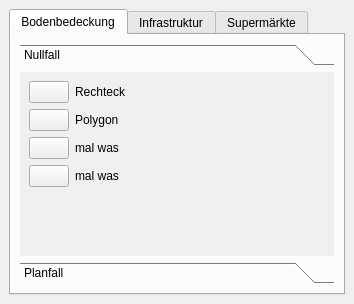
Qt form projektcheck/ProjektCheck_dockwidget_drawing.ui (projektcheck/ProjektCheck-QGIS) before a commit.
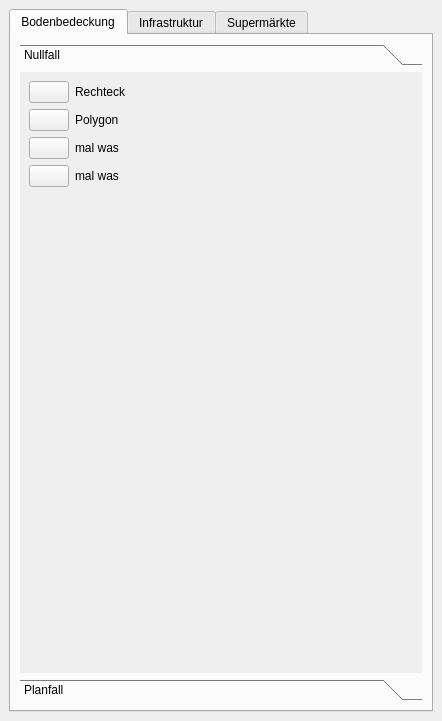
The same form after that commit. Icons and pictures are not drawn.

Commit message: basic ui design concept: project-management-docker, definitions-docker

What changed in the file:
```diff
--- a/projektcheck/ProjektCheck_dockwidget_drawing.ui
+++ b/projektcheck/ProjektCheck_dockwidget_drawing.ui
@@ -6,8 +6,8 @@
    <rect>
     <x>0</x>
     <y>0</y>
-    <width>354</width>
-    <height>304</height>
+    <width>442</width>
+    <height>721</height>
    </rect>
   </property>
   <property name="windowTitle">
@@ -35,8 +35,8 @@
             <rect>
              <x>0</x>
              <y>0</y>
-             <width>312</width>
-             <height>166</height>
+             <width>400</width>
+             <height>583</height>
             </rect>
            </property>
            <attribute name="label">
```
Left out of the diff: 10 changed lines with no effect on the pictures. The commit also changes 3 other files.
